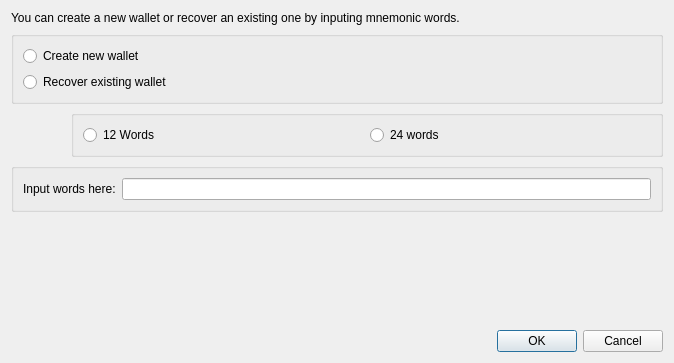
First picture: the form in src/qt/forms/recover.ui, repository firoorg/firo, before the edit.
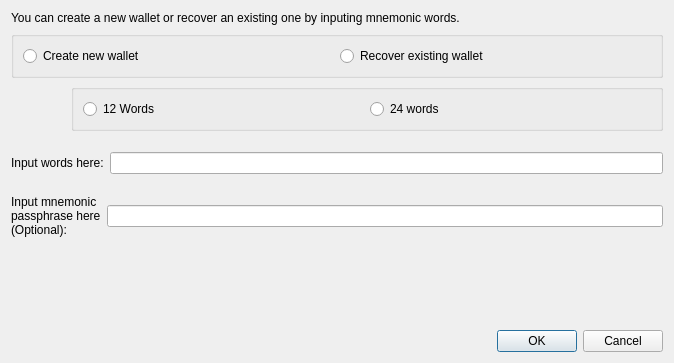
Second picture: the form after the edit.

Commit message: Adding mnemonic passphrase to GUI and removeing it from saveing

Diff of the .ui file:
```diff
--- a/src/qt/forms/recover.ui
+++ b/src/qt/forms/recover.ui
@@ -26,7 +26,7 @@
    </item>
 <item>
  <widget class="QGroupBox" name="createorrecover">
-  <layout class="QVBoxLayout" name="verticalLayout">
+  <layout class="QHBoxLayout" name="horizontalLayout">
    <item>
     <widget class="QRadioButton" name="createNew">
      <property name="text">
@@ -91,7 +91,21 @@
     </layout>
    </item>
  <item>
- <widget class="QGroupBox" name="mnemonicBox">
+  <spacer name="horizontalSpacer">
+   <property name="orientation">
+    <enum>Qt::Horizontal</enum>
+   </property>
+   <property name="sizeType">
+    <enum>QSizePolicy::Fixed</enum>
+   </property>
+   <property name="sizeHint" stdset="0">
+    <size>
+     <height>15</height>
+    </size>
+   </property>
+  </spacer>
+ </item>
+ <item>
   <layout class="QHBoxLayout" name="horizontalLayout2">
    <item>
     <widget class="QLabel" name="textLabel2">
@@ -107,7 +121,38 @@
      <widget class="QLineEdit" name="mnemonicWords"/>
     </item>
   </layout>
- </widget>
+ </item>
+    <item>
+     <spacer name="horizontalSpacer1">
+      <property name="orientation">
+       <enum>Qt::Horizontal</enum>
+      </property>
+      <property name="sizeType">
+       <enum>QSizePolicy::Fixed</enum>
+      </property>
+      <property name="sizeHint" stdset="0">
+       <size>
+        <height>15</height>
+       </size>
+      </property>
+     </spacer>
+    </item>
+ <item>
+   <layout class="QHBoxLayout" name="horizontalLayout3">
+    <item>
+     <widget class="QLabel" name="textLabel3">
+      <property name="text">
+       <string>Input mnemonic passphrase here (Optional):</string>
+      </property>
+      <property name="wordWrap">
+       <bool>true</bool>
+      </property>
+     </widget>
+    </item>
+    <item>
+     <widget class="QLineEdit" name="mnemonicPassPhrase"/>
+    </item>
+   </layout>
  </item>
     <item>
      <widget class="QLabel" name="errorMessage">
```
The commit also changes 6 other files.
